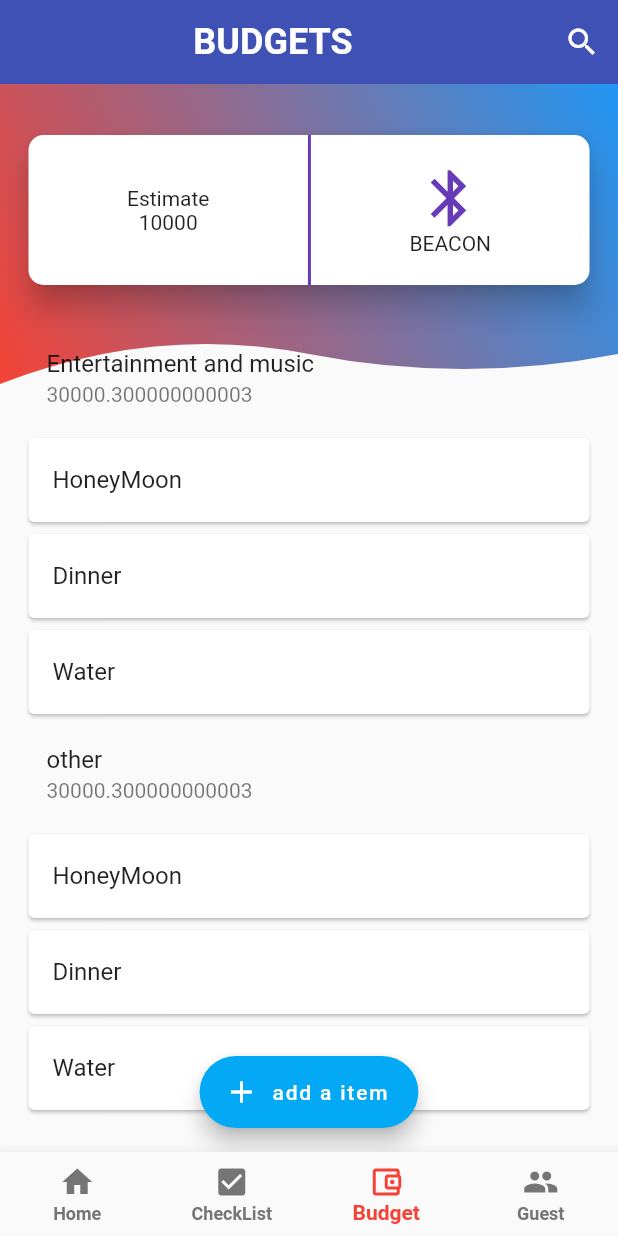
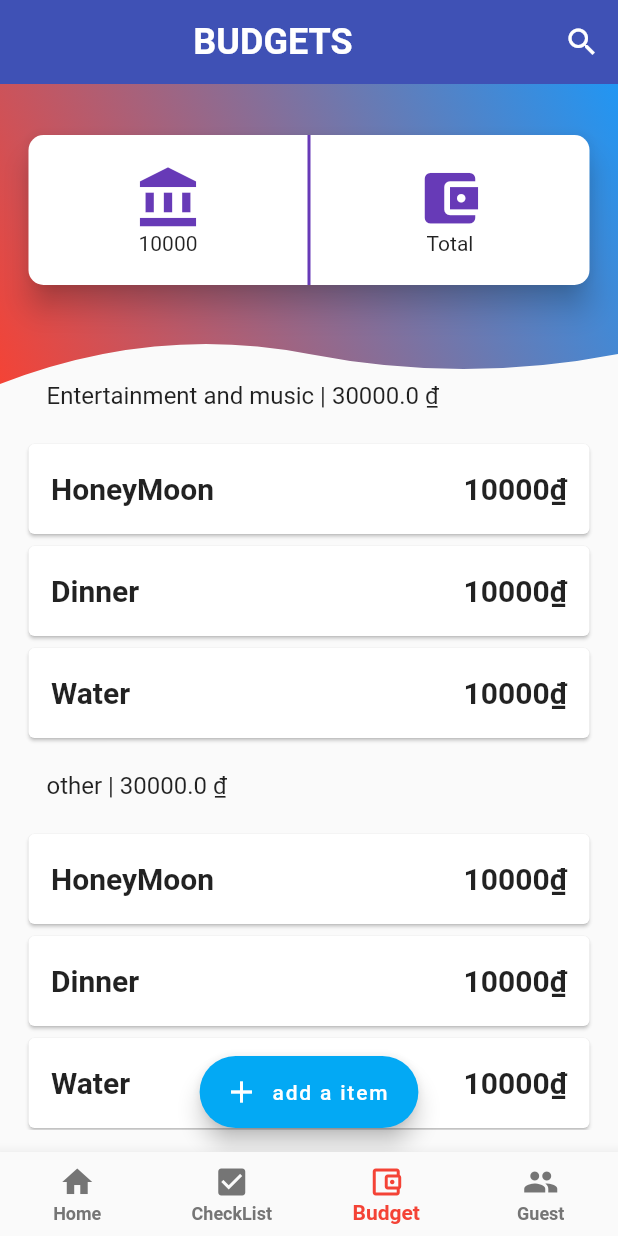
Before and after one commit to linhle8964/Capston-Project, a Flutter app: the screen it shows after launch, item 3 of the bottom bar chosen, on a phone screen of 412 x 824 dp. Run offline on Flutter 3.47's test engine with Material 2 defaults, Android fonts, the phone set to English and light mode, and no system bars; our stand-ins replace cloud_firestore, equatable, flutter_time_picker_spinner, fluttertoast; accounts and stored records are empty.

Commit message:
Update design

```diff
--- a/wedding_app/lib/screens/budget/budget_page.dart
+++ b/wedding_app/lib/screens/budget/budget_page.dart
@@ -1,6 +1,3 @@
-
-
-
 import 'package:flutter/material.dart';
 import 'package:wedding_app/screens/Budget/curveshape.dart';
 
@@ -19,15 +16,15 @@ class _BudgetListState extends State<BudgetList> {
   Widget build(BuildContext context) {
     final screenWidth = MediaQuery.of(context).size.width;
     final List<Item> Items = [];
-    final it=Item("HoneyMoon",10000.1);
-    final it1=Item("Dinner",10000.1);
-    final it2=Item("Water",10000.1);
+    final it = Item("HoneyMoon", 10000);
+    final it1 = Item("Dinner", 10000);
+    final it2 = Item("Water", 10000);
     Items.add(it);
     Items.add(it1);
     Items.add(it2);
-    final List<category> Categorys= [];
-    final cate=category("Entertainment and music",Items);
-    final cate2=category("other",Items);
+    final List<category> Categorys = [];
+    final cate = category("Entertainment and music", Items);
+    final cate2 = category("other", Items);
     Categorys.add(cate);
     Categorys.add(cate2);
     return Scaffold(
@@ -107,7 +104,14 @@ class _BudgetListState extends State<BudgetList> {
                   children: <Widget>[
                     Column(
                       mainAxisAlignment: MainAxisAlignment.center,
-                      children: <Widget>[Text("Estimate"), Text("10000")],
+                      children: <Widget>[
+                        Icon(
+                          Icons.account_balance,
+                          color: Colors.deepPurple,
+                          size: 45,
+                        ),
+                        Text("10000")
+                      ],
                     ),
                     Container(
                       height: 100,
@@ -118,11 +122,11 @@ class _BudgetListState extends State<BudgetList> {
                       mainAxisAlignment: MainAxisAlignment.center,
                       children: <Widget>[
                         Icon(
-                          Icons.bluetooth,
+                          Icons.account_balance_wallet,
                           color: Colors.deepPurple,
                           size: 45,
                         ),
-                        Text("BEACON")
+                        Text("Total")
                       ],
                     )
                   ],
@@ -131,7 +135,7 @@ class _BudgetListState extends State<BudgetList> {
             ),
           ),
           Positioned(
-            top: 160,
+            top: 180,
             left: 15,
             right: 15,
             bottom: 15,
@@ -140,41 +144,54 @@ class _BudgetListState extends State<BudgetList> {
                   itemCount: Categorys.length,
                   itemBuilder: (context, index) {
                     final item = Categorys[index];
-                    double sum=0;
-                    for(int i=0;i<item.items.length;i++){
-                      sum+=item.items[i].cost;
+                    double sum = 0;
+                    for (int i = 0; i < item.items.length; i++) {
+                      sum += item.items[i].cost;
                     }
                     return Column(
-                      children:<Widget> [
+                      children: <Widget>[
                         Container(
-                          child:ListTile(
-                            title:Text(item.header),
-                            subtitle: Text(sum.toString()),
-                          ) ,
+                          child: ListTile(
+                            title: Text(
+                                item.header + " | " + sum.toString() + " ₫"),
+                          ),
                         ),
                         ListView.builder(
                             shrinkWrap: true,
-                            itemCount:item.items.length,
-                            itemBuilder: (context,i){
-                              final low=item.items[i];
+                            itemCount: item.items.length,
+                            itemBuilder: (context, i) {
+                              final low = item.items[i];
                               return Card(
-                                child: ListTile(
-                                  title: Text(low.itemName),
+                                  child: Container(
+                                height: 60,
+                                padding: EdgeInsets.only(left: 15, right: 15),
+                                child: Row(
+                                  children: [
+                                    Container(
+                                      child: Text(low.itemName,
+                                          style: TextStyle(
+                                              fontSize: 20,
+                                              fontWeight: FontWeight.bold)
                                       ),
-                              );
-                            }
-
-
-
+                                    ),
+                                    Flexible(
+                                        fit: FlexFit.tight, child: SizedBox()),
+                                    Text(
+                                      low.cost.toString() + "₫",
+                                      style: TextStyle(
+                                          fontSize: 20,
+                                          fontWeight: FontWeight.bold),
                                     )
+                                  ],
+                                ),
+                              ));
+                            })
                         // Card(
                         //   child:ListTile(
                         //     title:Text(item.items[index].itemName),
                         //     subtitle: Text(item.items[index].cost.toString()),
                         //   ),
                         // )
-
-
                       ],
                     );
                   }),
--- a/wedding_app/lib/screens/budget/model/item.dart
+++ b/wedding_app/lib/screens/budget/model/item.dart
@@ -4,12 +4,12 @@
 
 class Item{
   String __itemName;
-  double  _cost;
+  int  _cost;
   Item(this.__itemName,this._cost);
 
-  double get cost => _cost;
+  int get cost => _cost;
 
-  set cost(double value) {
+  set cost(int value) {
     _cost = value;
   }
 
```
Lines whose indentation alone changed are shown as unchanged.
